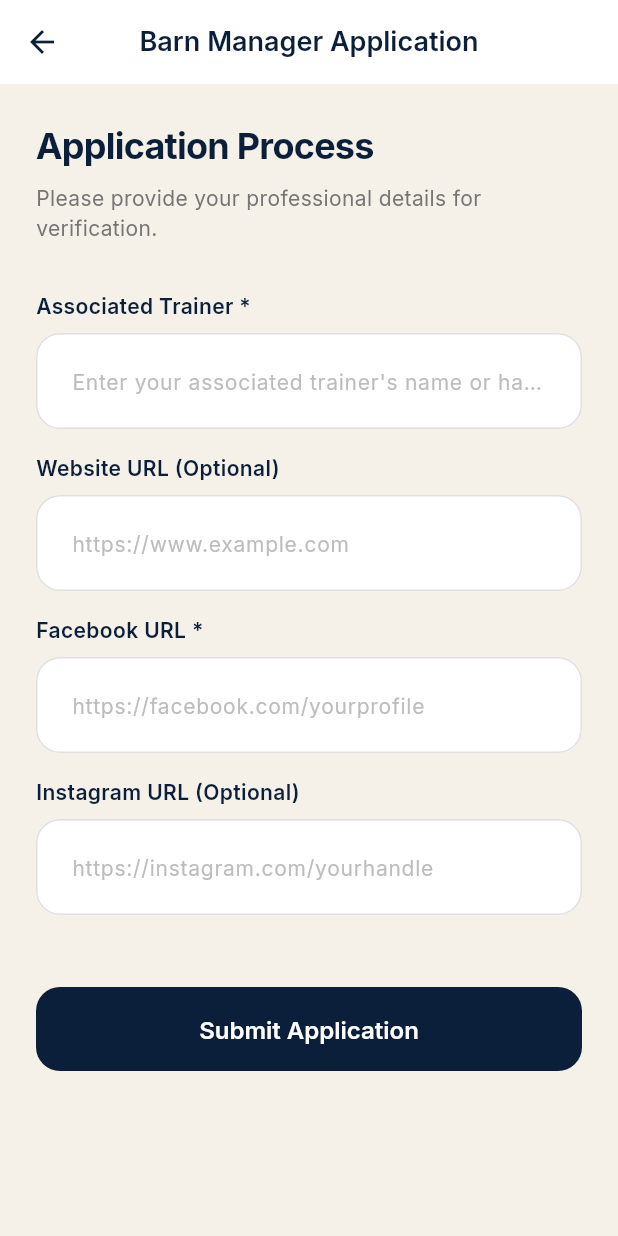
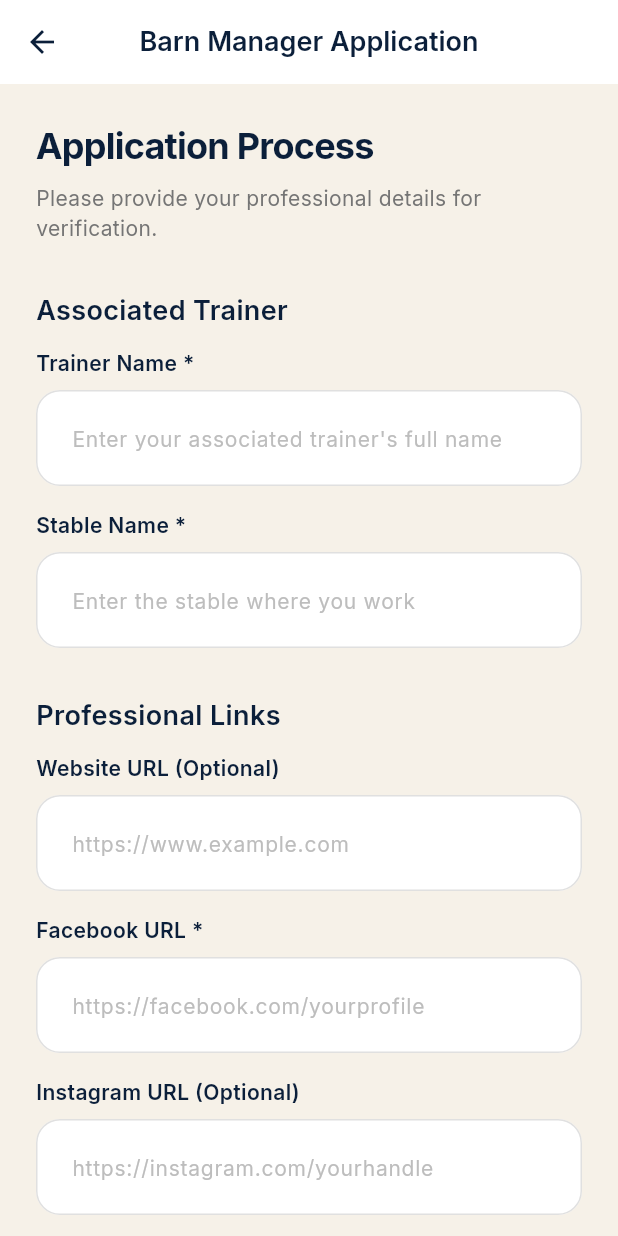
Before and after one commit to DevenAndroid/catch_ride, a Flutter app: the BarnManagerApplicationScreen screen opened directly, on a phone screen of 412 x 824 dp. Run offline on Flutter 3.47's test engine with Material 3 defaults, Android fonts, the phone set to English and light mode, and no system bars; our stand-ins replace get, google_fonts.

Commit message:
Worked on :
Project setup and ui completion all over the app
Worked on trainer flow feedbacks

```diff
--- a/lib/view/barn_manager/onboarding/barn_manager_application_screen.dart
+++ b/lib/view/barn_manager/onboarding/barn_manager_application_screen.dart
@@ -7,11 +7,11 @@ import 'package:catch_ride/widgets/custom_text_field.dart';
 import 'package:catch_ride/view/barn_manager/onboarding/barn_manager_application_submit_screen.dart';
 
 class BarnManagerApplicationController extends GetxController {
+  final trainerNameController = TextEditingController(); // Required
+  final stableNameController = TextEditingController(); // Required
   final websiteController = TextEditingController();
   final facebookController = TextEditingController(); // Required
   final instagramController = TextEditingController();
-  final trainerController =
-      TextEditingController(); // Associated Trainer Required
   // Federation ID and choose federation are NOT required, so we omit them
 
   void submitApplication() {
@@ -31,10 +31,11 @@ class BarnManagerApplicationController extends GetxController {
 
   @override
   void onClose() {
+    trainerNameController.dispose();
+    stableNameController.dispose();
     websiteController.dispose();
     facebookController.dispose();
     instagramController.dispose();
-    trainerController.dispose();
     super.onClose();
   }
 }
@@ -68,13 +69,24 @@ class BarnManagerApplicationScreen extends StatelessWidget {
             ),
             const SizedBox(height: 32),
 
-            // Associated Trainer (Required)
+            // Associated Trainer Information (Required)
+            Text('Associated Trainer', style: AppTextStyles.titleMedium),
+            const SizedBox(height: 12),
             CustomTextField(
-              label: 'Associated Trainer *',
-              hint: 'Enter your associated trainer\'s name or handle',
-              controller: controller.trainerController,
+              label: 'Trainer Name *',
+              hint: 'Enter your associated trainer\'s full name',
+              controller: controller.trainerNameController,
             ),
             const SizedBox(height: 16),
+            CustomTextField(
+              label: 'Stable Name *',
+              hint: 'Enter the stable where you work',
+              controller: controller.stableNameController,
+            ),
+            const SizedBox(height: 32),
+
+            Text('Professional Links', style: AppTextStyles.titleMedium),
+            const SizedBox(height: 12),
 
             // Website (Optional)
             CustomTextField(
--- a/lib/view/barn_manager/onboarding/barn_manager_profile_complete_screen.dart
+++ b/lib/view/barn_manager/onboarding/barn_manager_profile_complete_screen.dart
@@ -31,7 +31,8 @@ class BarnManagerProfileController extends GetxController {
       );
       return;
     }
-    // Redirect to Explore page flow (New page) - which is typically BarnManagerMainScreen
+    // Redirect to Explore page flow (New page)
+    // The BarnManagerMainScreen has Explore as the first tab (index 0)
     Get.offAll(() => const BarnManagerMainScreen());
   }
 }
```
Also changed, not shown: lib/view/barn_manager/onboarding/barn_manager_application_submit_screen.dart (+8 -3 lines), lib/view/notifications/notification_screen.dart (+24 -13 lines).
